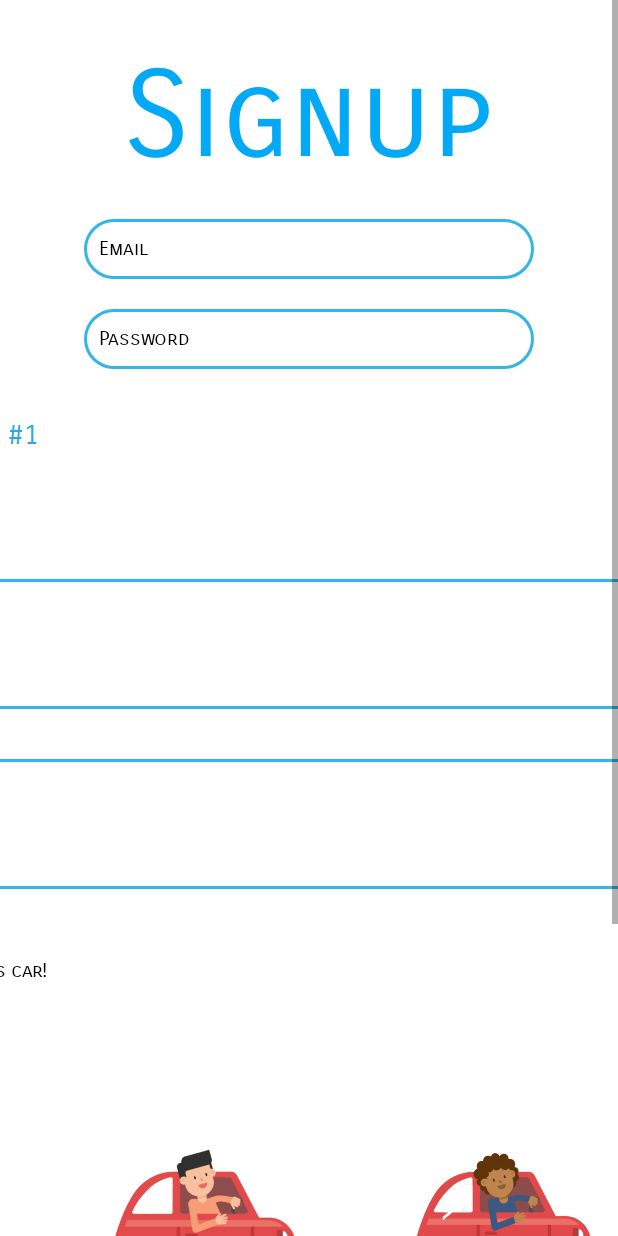
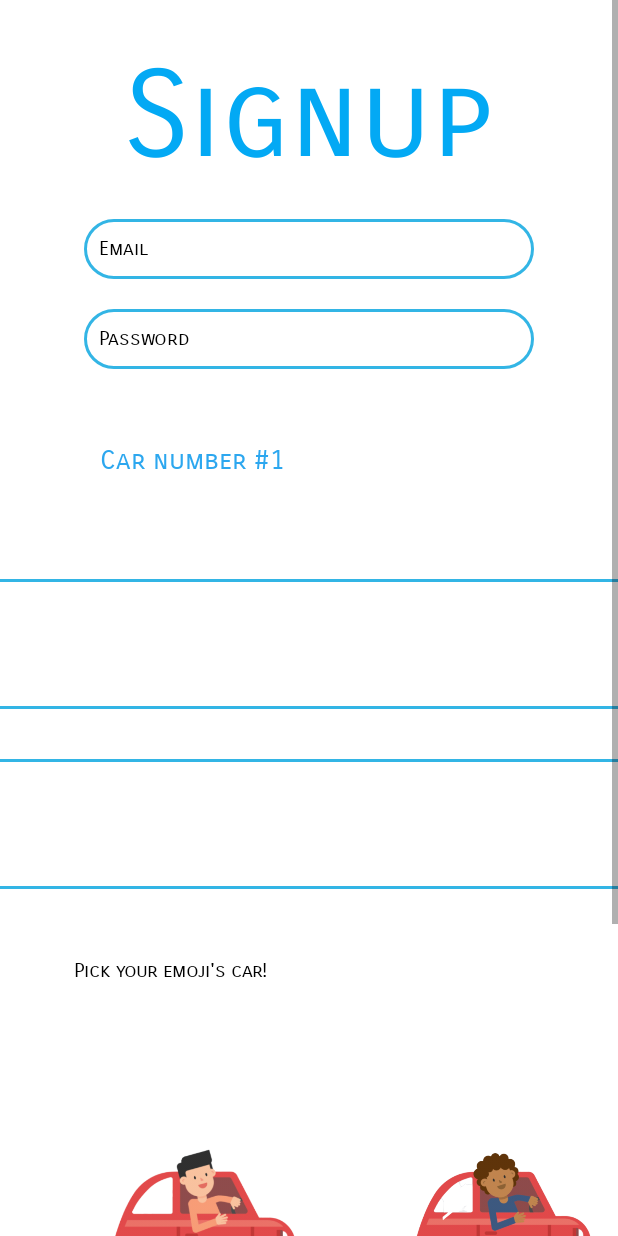
Before and after one commit to SofmicCorp/TalkCar, an Android app: the SignupActivity screen opened directly, with no data from a screen before it, on a phone screen of 412 x 824 dp. Run offline under Robolectric (Android 15) with nearby library versions, the phone set to English and light mode, and no system bars; our stand-ins replace Firebase (no records; nobody signed in at launch, a user with empty details on screens opened directly).

Commit message:
DynamicallyXML has been added to master - im an idiot im sorry

```diff
--- /dev/null
+++ b/app/src/main/java/com/example/talkcar/DynamicallyXML.java
@@ -0,0 +1,61 @@
+package com.example.talkcar;
+
+import android.content.Context;
+import android.graphics.Color;
+import android.graphics.Typeface;
+import android.view.Gravity;
+import android.widget.EditText;
+import android.widget.ImageView;
+import android.widget.LinearLayout;
+import android.widget.TextView;
+
+public class DynamicallyXML {
+
+
+    public ImageView createImageView(Context context,int image, int width, int height, int gravity, int leftMargin, int topMargin, int rightMargin, int bottomMargin) {
+
+        LinearLayout.LayoutParams lp = new LinearLayout.LayoutParams(width, height);
+        lp.setMargins(leftMargin,topMargin,rightMargin,bottomMargin);
+        lp.gravity = gravity;
+        ImageView imageView = new ImageView(context);
+        imageView.setImageResource(image);
+        imageView.setLayoutParams(lp);
+
+        return imageView;
+    }
+
+    public TextView createTextView(Context context,String text, int size, int color, int gravity, int leftMargin, int topMargin, int rightMargin, int bottomMargin) {
+
+        LinearLayout.LayoutParams lp = new LinearLayout.LayoutParams(910, 130);
+        lp.setMargins(leftMargin,topMargin,rightMargin,bottomMargin);
+        lp.gravity = gravity;
+        TextView textView = new TextView(context);
+        textView.setTextSize(size);
+        textView.setText(text);
+        textView.setTypeface(Typeface.create("sans-serif-smallcaps", Typeface.NORMAL));
+        textView.setTextColor(color);
+        textView.setLayoutParams(lp);
+
+        return textView;
+    }
+
+    public EditText createEditText(Context context,String hint, int type) {
+
+        LinearLayout.LayoutParams lp = new LinearLayout.LayoutParams(900, 130);
+        lp.setMargins(0,30,20,20);
+        lp.gravity = Gravity.CENTER;
+        EditText editText = new EditText(context);
+        editText.setHint(hint);
+        editText.setTextSize(13);
+        editText.setPadding(40,0,0,0);
+        editText.setTypeface(Typeface.create("sans-serif-smallcaps", Typeface.NORMAL));
+        editText.setHintTextColor(Color.BLACK);
+        editText.setTextColor(Color.BLACK);
+        editText.setBackgroundResource(R.drawable.edit_text_shape);
+        editText.setInputType(type);
+        editText.setLayoutParams(lp);
+
+        return editText;
+
+    }
+}
--- a/app/src/main/java/com/example/talkcar/SignupActivity.java
+++ b/app/src/main/java/com/example/talkcar/SignupActivity.java
@@ -2,13 +2,12 @@ package com.example.talkcar;
 
 import android.content.Intent;
 import android.graphics.Color;
-import android.graphics.Typeface;
 import android.graphics.drawable.GradientDrawable;
 import android.os.Bundle;
 import android.text.InputType;
+import android.util.Log;
 import android.view.Gravity;
 import android.view.View;
-import android.view.ViewGroup;
 import android.widget.Button;
 import android.widget.EditText;
 import android.widget.ImageView;
@@ -22,6 +21,8 @@ import com.google.android.gms.tasks.OnCompleteListener;
 import com.google.android.gms.tasks.Task;
 import com.google.firebase.auth.AuthResult;
 import com.google.firebase.auth.FirebaseAuth;
+
+import java.util.ArrayList;
 import java.util.HashMap;
 
 public class SignupActivity extends AppCompatActivity {
@@ -36,6 +37,8 @@ public class SignupActivity extends AppCompatActivity {
     private HashMap<ImageView,Integer> indexes; // for saving the index of every emoji extra car form (
     private FirebaseAuth mFirebaseAuth;
     private Driver driver;
+    private ArrayList<TextView> allFormHeadersTextViews;
+    private DynamicallyXML dynamicallyXML;
 
 
     @Override
@@ -47,6 +50,8 @@ public class SignupActivity extends AppCompatActivity {
         mFirebaseAuth = FirebaseAuth.getInstance();
         indexes = new HashMap<>();
         databaseRef = new Database();
+        allFormHeadersTextViews = new ArrayList<>();
+        dynamicallyXML = new DynamicallyXML();
         setClickListeners();
         createAddCarForm();
 
@@ -72,45 +77,89 @@ public class SignupActivity extends AppCompatActivity {
     private void createAddCarForm() {
 
         LinearLayout allFormContainer = (LinearLayout)findViewById(R.id.all_forms_container);
-        TextView carNumbernth = createTextView("Car number #" + (numOfCars + 1),18,Color.rgb(44,167,239));
-        EditText carNumberPlaceHolder =  createEditText("Car Number",InputType.TYPE_CLASS_PHONE);
+
+        LinearLayout formHeaderAndDeleteContainer = new LinearLayout(this);
+        LinearLayout inputUserContainer = new LinearLayout(this);
+        LinearLayout emojiContainer = new LinearLayout(this);
+
+        inputUserContainer.setOrientation(LinearLayout.VERTICAL);
+        formHeaderAndDeleteContainer.setOrientation(LinearLayout.HORIZONTAL);
+        emojiContainer.setOrientation(LinearLayout.HORIZONTAL);
+
+        TextView carNumbernth = dynamicallyXML.createTextView(this,"Car number #" + (numOfCars + 1),18,Color.rgb(44,167,239),Gravity.CENTER,100,50,0,0);
+        ImageView deleteFormBtn = dynamicallyXML.createImageView(this,R.drawable.minussign,70,70,Gravity.CENTER,-200,25,0,0);
+        allFormHeadersTextViews.add(carNumbernth);
+        addAllViewsLayout(formHeaderAndDeleteContainer,carNumbernth,deleteFormBtn);
+
+        EditText carNumberPlaceHolder =  dynamicallyXML.createEditText(this,"Car Number",InputType.TYPE_CLASS_PHONE);
         inputManager.getAllCarNumbers().add(carNumberPlaceHolder);
-        EditText nicknamePlaceHolder = createEditText("Nickname",InputType.TYPE_CLASS_TEXT);
+        EditText nicknamePlaceHolder = dynamicallyXML.createEditText(this,"Nickname",InputType.TYPE_CLASS_TEXT);
         inputManager.getAllNickNames().add(nicknamePlaceHolder);
-        TextView pickYourEmojiText = createTextView("Pick your emoji's car!",13,Color.BLACK);
+        TextView pickYourEmojiText = dynamicallyXML.createTextView(this,"Pick your emoji's car!",13,Color.BLACK,Gravity.CENTER,220,50,0,0);
+        addAllViewsLayout(inputUserContainer,carNumberPlaceHolder,nicknamePlaceHolder,pickYourEmojiText);
 
         //Create emoji Container
+        addEmojiToContainer(emojiContainer);
+        addAllViewsLayout(allFormContainer,formHeaderAndDeleteContainer,inputUserContainer,emojiContainer);
+        numOfCars++;
 
-        LinearLayout emojiContainer = new LinearLayout(this);
-        emojiContainer.setOrientation(LinearLayout.HORIZONTAL);
-        addEmojiToContainer(emojiContainer);
-        addAllViewsToFormContainer(allFormContainer,carNumbernth,carNumberPlaceHolder,nicknamePlaceHolder,pickYourEmojiText,emojiContainer);
-
-
+        setFormListeners(deleteFormBtn,formHeaderAndDeleteContainer,inputUserContainer,emojiContainer);
     }
 
-    private void addAllViewsToFormContainer(LinearLayout allFormContainer,View... view) {
+    private void setFormListeners(ImageView deleteFormBtn, final LinearLayout formHeaderAndDeleteContainer, final LinearLayout inputUserContainer, final LinearLayout emojiContainer ) {
+
+        deleteFormBtn.setOnClickListener(new View.OnClickListener() {
+            @Override
+            public void onClick(View v) {
+                deleteForm(formHeaderAndDeleteContainer, inputUserContainer,emojiContainer);
+            }
+        });
+    }
+
+    private void deleteForm(LinearLayout formHeaderAndDeleteContainer, LinearLayout inputUserContainer, LinearLayout emojiContainer) {
+
+        formHeaderAndDeleteContainer.removeAllViews();
+        inputUserContainer.removeAllViews();
+        emojiContainer.removeAllViews();
+        Log.d("SASA", "num of cars before removal: " + numOfCars);
+        numOfCars--;
+        Log.d("SASA", "num of cars: after removal " + numOfCars);
+        allFormHeadersTextViews.remove(numOfCars);
+
+        formHeaderAndDeleteContainer = null;
+        inputUserContainer = null;
+        emojiContainer = null;
+
+        updateAllFormHeadersTextViews();
+    }
+
+    private void updateAllFormHeadersTextViews() {
+
+        for(int i = 0; i < numOfCars; i++){
+            allFormHeadersTextViews.get(i).setText("Car nuasdsfmber #" + (i + 1));
+        }
+    }
+
+    private void addAllViewsLayout(LinearLayout layout,View... view) {
 
         for(View v: view){
-            allFormContainer.addView(v);
+            layout.addView(v);
         }
     }
 
     private void addEmojiToContainer(LinearLayout emojiContainer) {
 
-        ImageView driverOne = createImageView(R.drawable.driver1);
-        ImageView driverTwo = createImageView(R.drawable.driver2);
-        ImageView driverThree = createImageView(R.drawable.driver3);
+        ImageView driverOne = dynamicallyXML.createImageView(this,R.drawable.driver1,200,200,Gravity.CENTER,100,20,0,0);
+        ImageView driverTwo = dynamicallyXML.createImageView(this,R.drawable.driver2,200,200, Gravity.CENTER,100,20,0,0);
+        ImageView driverThree = dynamicallyXML.createImageView(this,R.drawable.driver3,200,200,Gravity.CENTER,100,20,0,0);
 
-        indexes.put(driverOne,numOfCars++); // when we add more car form we add car and index to the indexes hashmap
+        indexes.put(driverOne,numOfCars); // when we add more car form we add car and index to the indexes hashmap
                                             //driverOne is just a mark to know which form are we. it doesnt matter at all if
                                             //it will be driverOne or driverTwo or driverThree, it is just a mark for hashmap
 
         setEmojiClickListeners(driverOne,driverTwo,driverThree);
+        addAllViewsLayout(emojiContainer,driverOne, driverTwo, driverThree);
 
-        emojiContainer.addView(driverOne);
-        emojiContainer.addView(driverTwo);
-        emojiContainer.addView(driverThree);
 
     }
 
@@ -168,53 +217,6 @@ public class SignupActivity extends AppCompatActivity {
                 }
             }
         });
-    }
-
-    private ImageView createImageView(int image) {
-
-        LinearLayout.LayoutParams lp = new LinearLayout.LayoutParams(200, 200);
-        lp.setMargins(100,20,0,0);
-        lp.gravity = Gravity.CENTER;
-        ImageView imageView = new ImageView(this);
-        imageView.setImageResource(image);
-        imageView.setLayoutParams(lp);
-
-        return imageView;
-    }
-
-    private TextView createTextView(String text,int size, int color) {
-
-        LinearLayout.LayoutParams lp = new LinearLayout.LayoutParams(910, 130);
-        lp.setMargins(0,50,0,0);
-        lp.gravity = Gravity.CENTER;
-        TextView textView = new TextView(this);
-        textView.setTextSize(size);
-        textView.setText(text);
-        textView.setTypeface(Typeface.create("sans-serif-smallcaps", Typeface.NORMAL));
-        textView.setTextColor(color);
-        textView.setLayoutParams(lp);
-
-        return textView;
-    }
-
-    private EditText createEditText(String hint,int type) {
-
-        LinearLayout.LayoutParams lp = new LinearLayout.LayoutParams(900, 130);
-        lp.setMargins(0,30,20,20);
-        lp.gravity = Gravity.CENTER;
-        EditText editText = new EditText(this);
-        editText.setHint(hint);
-        editText.setTextSize(13);
-        editText.setPadding(40,0,0,0);
-        editText.setTypeface(Typeface.create("sans-serif-smallcaps", Typeface.NORMAL));
-        editText.setHintTextColor(Color.BLACK);
-        editText.setTextColor(Color.BLACK);
-        editText.setBackgroundResource(R.drawable.edit_text_shape);
-        editText.setInputType(type);
-        editText.setLayoutParams(lp);
-
-        return editText;
-
     }
 
     private void markEmoji(ImageView emoji,int color) {
```
Also changed, not shown: app/src/main/res/drawable/minussign.png (added).
